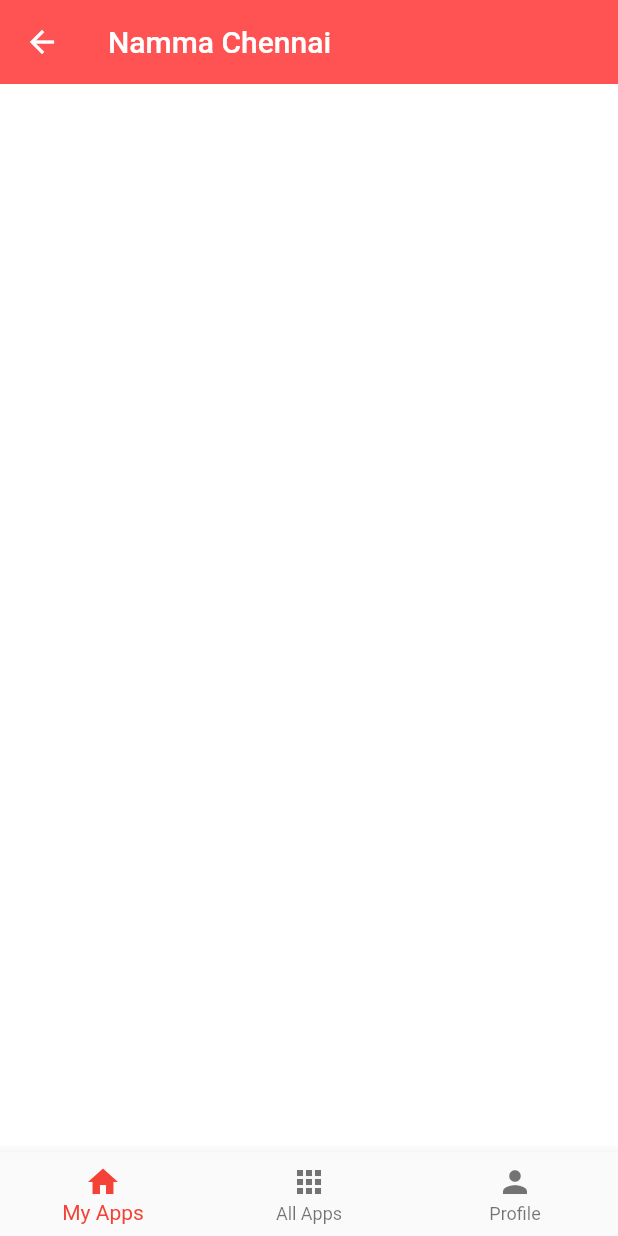
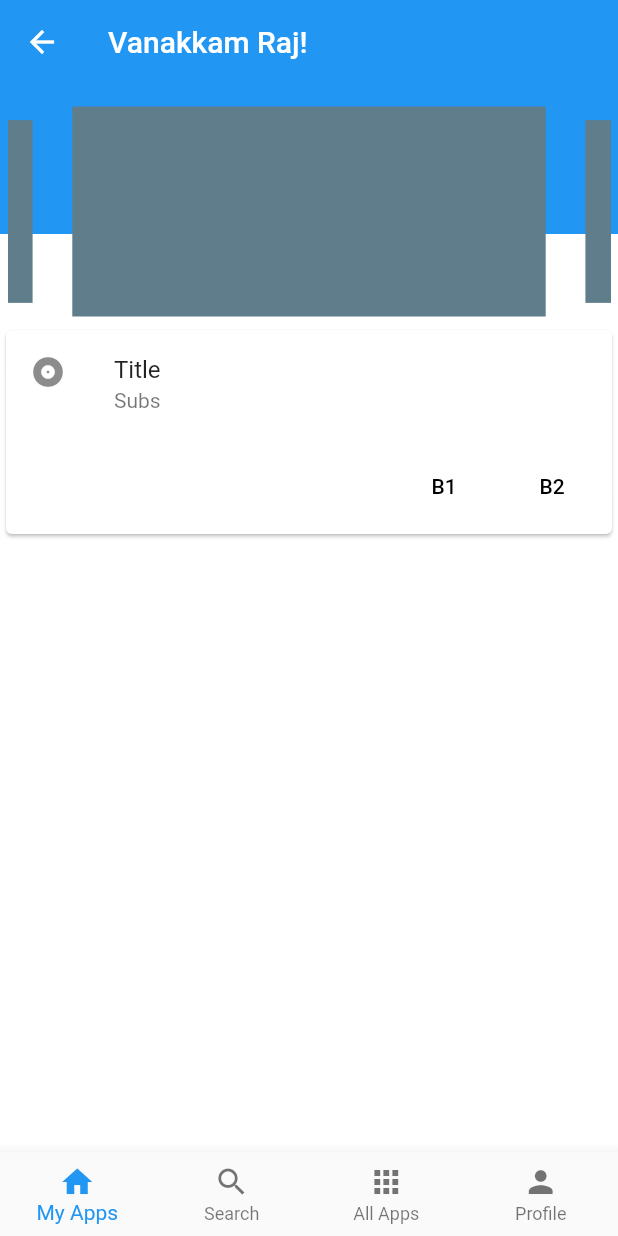
Before and after one commit to chennaitricolor/CEP-Main, a Flutter app: the Home screen opened by its route, on a phone screen of 412 x 824 dp. Run offline on Flutter 3.47's test engine with Material 2 defaults, Android fonts, the phone set to English and light mode, and no system bars; drawn by our look-alikes of carousel_slider; our stand-ins replace cloud_firestore, file_picker, firebase_auth, firebase_messaging, firebase_storage, google_maps_flutter and 3 more; missing offline and left inert: flutter_webview_plugin, google_maps_webservice; accounts and stored records are empty; network calls fail; Roboto replaces fonts that are missing (Raleway).

Commit message:
Layout Changes

```diff
--- a/lib/main.dart
+++ b/lib/main.dart
@@ -80,7 +80,7 @@ class _NammaAppState extends State<NammaApp> {
       // Tells the system which are the supported languages
       supportedLocales: allTranslations.supportedLocales(),
       debugShowCheckedModeBanner: false,
-      theme: ThemeData(fontFamily: 'Raleway', primarySwatch: Colors.red),
+      theme: ThemeData(fontFamily: 'Raleway', primarySwatch: Colors.blue),
       initialRoute: '/start',
       home: new WalkThrough(),
       routes: <String, WidgetBuilder>{
--- a/lib/routes/dashboard/home.dart
+++ b/lib/routes/dashboard/home.dart
@@ -2,6 +2,7 @@ import 'package:flutter/material.dart';
 import 'package:namma_chennai/routes/dashboard/allapps.dart';
 import 'package:namma_chennai/routes/dashboard/myapps.dart';
 import 'package:namma_chennai/routes/dashboard/profile.dart';
+import 'package:namma_chennai/routes/dashboard/search.dart';
 
 class Home extends StatefulWidget {
   @override
@@ -13,6 +14,7 @@ class HomeState extends State<Home> {
   int currentIndex = 0;
   final List<Widget> children = [
     MyApps(),
+    Search(),
     AllApps(),
     Profile()
   ];
@@ -37,6 +39,10 @@ class HomeState extends State<Home> {
             title: Text('My Apps'),
           ),
           new BottomNavigationBarItem(
+            icon: Icon(Icons.search),
+            title: Text('Search'),
+          ),
+          new BottomNavigationBarItem(
             icon: Icon(Icons.apps),
             title: Text('All Apps'),
           ),
--- a/lib/routes/dashboard/myapps.dart
+++ b/lib/routes/dashboard/myapps.dart
@@ -3,6 +3,7 @@ import 'package:cloud_firestore/cloud_firestore.dart';
 import 'package:namma_chennai/model/apps.dart';
 import 'package:namma_chennai/routes/webview/webview.dart';
 import 'package:namma_chennai/utils/shared_prefs.dart';
+import 'package:carousel_slider/carousel_slider.dart';
 
 SharedPrefs _sharedPrefs = new SharedPrefs();
 Firestore db = Firestore.instance;
@@ -57,7 +58,8 @@ class MyAppsState extends State<MyApps> {
             Navigator.push(
                 context,
                 MaterialPageRoute(
-                    builder: (context) => WebViewScreen(url: app.appUrl, name: app.appName)));
+                    builder: (context) =>
+                        WebViewScreen(url: app.appUrl, name: app.appName)));
           },
           child: ListTile(
             leading: Image.network(
@@ -91,13 +93,75 @@ class MyAppsState extends State<MyApps> {
     return Scaffold(
         backgroundColor: Colors.white,
         appBar: AppBar(
-          backgroundColor: Colors.redAccent,
+          backgroundColor: Colors.blue,
           elevation: 0,
           centerTitle: false,
-          title: Text('Namma Chennai'),
+          title: Text('Vanakkam Raj!'),
         ),
         body: Column(
-          children: listW,
+          children: <Widget>[
+            Stack(
+              children: <Widget>[
+                Container(
+                  height: 100,
+                  color: Colors.blue,
+                ),
+                Container(
+                  width: MediaQuery.of(context).size.width,
+                  margin:
+                      const EdgeInsets.only(left: 5.0, right: 5.0, top: 10),
+                  height: 150,
+                  color: Colors.transparent,
+                  child: CarouselSlider(
+                    height: 140.0,
+                    enlargeCenterPage: true,
+                    items: [1, 2, 3, 4, 5].map((i) {
+                      return Builder(
+                        builder: (BuildContext context) {
+                          return Container(
+                              width: MediaQuery.of(context).size.width,
+                              margin: EdgeInsets.symmetric(horizontal: 3.0),
+                              decoration: BoxDecoration(color: Colors.blueGrey),
+                              );
+                        },
+                      );
+                    }).toList(),
+                  ),
+                ),
+              ],
+            ),
+            Card(
+              child: Column(
+                mainAxisSize: MainAxisSize.min,
+                children: <Widget>[
+                  const ListTile(
+                    leading: Icon(Icons.album),
+                    title: Text('Title'),
+                    subtitle:
+                        Text('Subs'),
+                  ),
+                  ButtonTheme.bar(
+                    // make buttons use the appropriate styles for cards
+                    child: ButtonBar(
+                      children: <Widget>[
+                        FlatButton(
+                          child: const Text('B1'),
+                          onPressed: () {/* ... */},
+                        ),
+                        FlatButton(
+                          child: const Text('B2'),
+                          onPressed: () {/* ... */},
+                        ),
+                      ],
+                    ),
+                  ),
+                ],
+              ),
+            ),
+          ],
         ));
+    // body: Column(
+    //   children: listW,
+    // ));
   }
 }
--- a/lib/routes/language/language.dart
+++ b/lib/routes/language/language.dart
@@ -34,7 +34,8 @@ class _LangPrefState extends State<LanguagePreferences> {
                       shape: RoundedRectangleBorder(
                           borderRadius: BorderRadius.circular(25.0)),
                       onPressed: () {
-                        showLanguageSelection();
+                        Navigator.pushNamedAndRemoveUntil(context, '/home', (_) => false);
+                        // showLanguageSelection();
                       },
                       child: Container(
                         padding: EdgeInsets.only(left: 10, right: 10, top: 10, bottom: 10),
--- a/pubspec.yaml
+++ b/pubspec.yaml
@@ -30,6 +30,7 @@ dependencies:
   google_maps_flutter: ^0.2.0
   location: ^1.4.1
   google_maps_webservice: ^0.0.11
+  carousel_slider: ^1.1.0
 
   # The following adds the Cupertino Icons font to your application.
   # Use with the CupertinoIcons class for iOS style icons.
```
Also changed, not shown: lib/routes/dashboard/allapps.dart (+49 -12 lines), lib/routes/dashboard/search.dart (added, +86 -0 lines).
